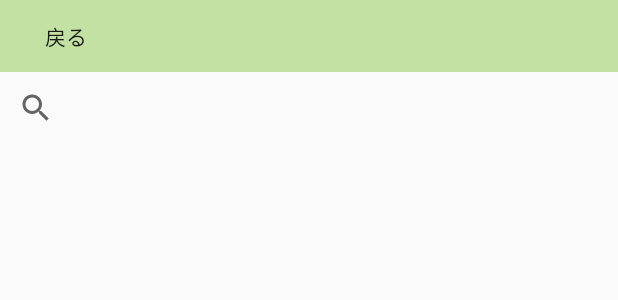
After one commit to Hiroki-Itou/Chat_Application, an Android app: the layout activity_friend_search.xml on its own in the app's theme, with its tools: preview values and no code run, on a phone screen of 412 x 824 dp. The commit adds this screen. Shown: the top 300 px of the screen. Run offline under Robolectric (Android 15) with nearby library versions, the phone set to English and light mode, and no system bars.

Commit message:
友達検索画面の作成

```diff
--- a/app/src/main/AndroidManifest.xml
+++ b/app/src/main/AndroidManifest.xml
@@ -18,10 +18,10 @@
             </intent-filter>
         </activity>
         <activity android:name=".SigninActivity" >
-
         </activity>
         <activity android:name=".ChatList_Activity" >
-
+        </activity>
+        <activity android:name=".FriendSearchActivity" >
         </activity>
 
     </application>
--- a/app/src/main/java/com/basscolor/chatapp/ChatListController.kt
+++ b/app/src/main/java/com/basscolor/chatapp/ChatListController.kt
@@ -1,6 +1,7 @@
 package com.basscolor.chatapp
 
 import android.app.Activity
+import android.content.Intent
 import android.util.Log
 import android.widget.ListView
 import android.widget.SimpleAdapter
@@ -29,6 +30,16 @@ class ChatListController(override val activity: Activity, override var listView:
                 val room = mutableMapOf("imageView" to R.drawable.icon,"name" to user.get_name(), "last_message" to user.get_lastMessage())
                 room_list.add(room)
             }
+
+//            val images = arrayOf(R.drawable.setuna,R.drawable.haruka,R.drawable.aoi,R.drawable.wakana)
+//            var count = 0
+//            users.forEach Loop@{user ->
+//
+//                Log.d(TAG, user.get_name()+"/"+user.get_email() +"/"+user.get_lastMessage())
+//                val room = mutableMapOf("imageView" to images[count],"name" to user.get_name(), "last_message" to user.get_lastMessage())
+//                room_list.add(room)
+//                count ++
+//            }
             val from = arrayOf("imageView","name", "last_message")
             val to = intArrayOf(R.id.imageView,R.id.friend_name, R.id.last_message)
             val adapter = SimpleAdapter(activity,room_list,R.layout.list_items,from,to)
@@ -44,7 +55,7 @@ class ChatListController(override val activity: Activity, override var listView:
     }
 
     override fun add_Chatlist() {
-
+        activity.startActivity(Intent(activity, FriendSearchActivity::class.java))
 
     }
 
--- a/app/src/main/java/com/basscolor/chatapp/ChatList_Activity.kt
+++ b/app/src/main/java/com/basscolor/chatapp/ChatList_Activity.kt
@@ -16,6 +16,11 @@ class ChatList_Activity : Activity() {
         super.onCreate(savedInstanceState)
         setContentView(R.layout.activity_chatlist)
 
+        val createRoomButton = findViewById<Button>(R.id.create_room)
+        createRoomButton.setOnClickListener {
+            chatListController.add_Chatlist()
+        }
+
         val logOutButton = findViewById<Button>(R.id.logout_Button)
         logOutButton.setOnClickListener {
             chatListController.logOut()
--- /dev/null
+++ b/app/src/main/java/com/basscolor/chatapp/FriendSearchActivity.kt
@@ -0,0 +1,14 @@
+package com.basscolor.chatapp
+
+import android.app.Activity
+import android.os.Bundle
+
+class FriendSearchActivity : Activity() {
+
+
+    override fun onCreate(savedInstanceState: Bundle?) {
+        super.onCreate(savedInstanceState)
+        setContentView(R.layout.activity_friend_search)
+
+    }
+}
--- a/app/src/main/res/layout/activity_chatlist.xml
+++ b/app/src/main/res/layout/activity_chatlist.xml
@@ -27,7 +27,7 @@
             app:layout_constraintVertical_bias="0.5" />
 
         <Button
-            android:id="@+id/button2"
+            android:id="@+id/create_room"
             android:layout_width="wrap_content"
             android:layout_height="wrap_content"
             android:text="ルーム作成"
--- /dev/null
+++ b/app/src/main/res/layout/activity_friend_search.xml
@@ -0,0 +1,108 @@
+<?xml version="1.0" encoding="utf-8"?>
+<androidx.constraintlayout.widget.ConstraintLayout
+    xmlns:android="http://schemas.android.com/apk/res/android"
+    xmlns:app="http://schemas.android.com/apk/res-auto"
+    xmlns:tools="http://schemas.android.com/tools"
+    android:layout_width="match_parent"
+    android:layout_height="match_parent">
+
+    <SearchView
+        android:id="@+id/searchView"
+        android:layout_width="0dp"
+        android:layout_height="wrap_content"
+        app:layout_constraintBottom_toBottomOf="@+id/Friend_View"
+        app:layout_constraintEnd_toEndOf="parent"
+        app:layout_constraintHorizontal_bias="0.0"
+        app:layout_constraintStart_toStartOf="parent"
+        app:layout_constraintTop_toBottomOf="@+id/constraintLayout3"
+        app:layout_constraintVertical_bias="0.0" />
+
+    <androidx.constraintlayout.widget.ConstraintLayout
+        android:id="@+id/constraintLayout3"
+        android:layout_width="0dp"
+        android:layout_height="wrap_content"
+        android:background="#c4e1a4"
+        app:layout_constraintEnd_toEndOf="parent"
+        app:layout_constraintStart_toStartOf="parent"
+        app:layout_constraintTop_toTopOf="parent">
+
+        <Button
+            android:id="@+id/button"
+            android:layout_width="wrap_content"
+            android:layout_height="wrap_content"
+            android:background="#00FFFFFF"
+            android:text="戻る"
+            app:layout_constraintBottom_toBottomOf="parent"
+            app:layout_constraintStart_toStartOf="parent"
+            app:layout_constraintTop_toTopOf="parent" />
+
+    </androidx.constraintlayout.widget.ConstraintLayout>
+
+    <androidx.constraintlayout.widget.ConstraintLayout
+        android:id="@+id/Friend_View"
+        android:layout_width="0dp"
+        android:layout_height="0dp"
+        android:visibility="invisible"
+        app:layout_constraintBottom_toBottomOf="parent"
+        app:layout_constraintEnd_toEndOf="parent"
+        app:layout_constraintStart_toStartOf="parent"
+        app:layout_constraintTop_toBottomOf="@+id/searchView">
+
+        <ImageView
+            android:id="@+id/Friend_Image"
+            android:layout_width="0dp"
+            android:layout_height="wrap_content"
+            app:layout_constraintBottom_toTopOf="@+id/Friend_Name"
+            app:layout_constraintEnd_toEndOf="parent"
+            app:layout_constraintStart_toStartOf="parent"
+            tools:srcCompat="@tools:sample/avatars" />
+
+        <TextView
+            android:id="@+id/Friend_Name"
+            android:layout_width="wrap_content"
+            android:layout_height="wrap_content"
+            android:text="名前"
+            android:textSize="15dp"
+            app:layout_constraintBottom_toBottomOf="parent"
+            app:layout_constraintEnd_toEndOf="parent"
+            app:layout_constraintStart_toStartOf="parent"
+            app:layout_constraintTop_toTopOf="parent" />
+
+        <Button
+            android:id="@+id/Add_Friend"
+            android:layout_width="180dp"
+            android:layout_height="40dp"
+            android:background="#009588"
+            android:text="追加"
+            android:textColor="#FFFFFF"
+            android:textStyle="bold"
+            app:layout_constraintEnd_toEndOf="parent"
+            app:layout_constraintStart_toStartOf="parent"
+            app:layout_constraintTop_toBottomOf="@+id/Friend_Name" />
+    </androidx.constraintlayout.widget.ConstraintLayout>
+
+    <androidx.constraintlayout.widget.ConstraintLayout
+        android:id="@+id/progressView"
+        android:layout_width="match_parent"
+        android:layout_height="match_parent"
+        android:background="#A8797979"
+        android:visibility="invisible"
+        app:layout_constraintBottom_toBottomOf="parent"
+        app:layout_constraintEnd_toEndOf="parent"
+        app:layout_constraintStart_toStartOf="parent"
+        app:layout_constraintTop_toTopOf="parent">
+
+        <ProgressBar
+            android:id="@+id/progressBar"
+            style="?android:attr/progressBarStyle"
+            android:layout_width="wrap_content"
+            android:layout_height="wrap_content"
+            app:layout_constraintBottom_toBottomOf="parent"
+            app:layout_constraintEnd_toEndOf="parent"
+            app:layout_constraintStart_toStartOf="parent"
+            app:layout_constraintTop_toTopOf="parent" />
+
+
+    </androidx.constraintlayout.widget.ConstraintLayout>
+
+</androidx.constraintlayout.widget.ConstraintLayout>
--- a/app/src/main/res/layout/activity_login.xml
+++ b/app/src/main/res/layout/activity_login.xml
@@ -59,8 +59,8 @@
 
     <Button
         android:id="@+id/login_button"
-        android:layout_width="107dp"
-        android:layout_height="37dp"
+        android:layout_width="100dp"
+        android:layout_height="35dp"
         android:background="#009588"
         android:text="ログイン"
         android:textColor="#ffff"
@@ -103,8 +103,8 @@
 
     <Button
         android:id="@+id/account_creation_button"
-        android:layout_width="203dp"
-        android:layout_height="43dp"
+        android:layout_width="200dp"
+        android:layout_height="45dp"
         android:layout_marginTop="70dp"
         android:text="新しいアカウントを作成"
         app:layout_constraintEnd_toEndOf="parent"
--- a/app/src/main/res/layout/activity_signin.xml
+++ b/app/src/main/res/layout/activity_signin.xml
@@ -67,8 +67,8 @@
 
     <Button
         android:id="@+id/signin_button"
-        android:layout_width="184dp"
-        android:layout_height="47dp"
+        android:layout_width="180dp"
+        android:layout_height="45dp"
         android:background="#009588"
         android:text="ユーザー作成"
         android:textColor="#ffff"
```
Also changed, not shown: app/src/main/res/drawable/aoi.png (added), app/src/main/res/drawable/haruka.png (added), app/src/main/res/drawable/setuna.png (added), app/src/main/res/drawable/wakana.png (added).
